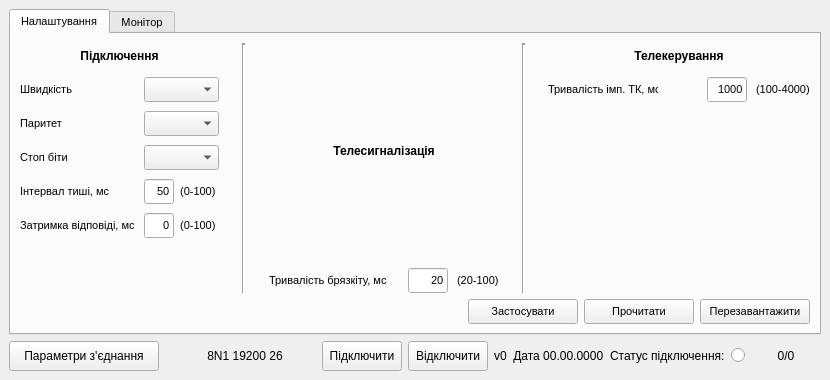
Qt form mdio.ui (Goodjamp/Mdio) before a commit.
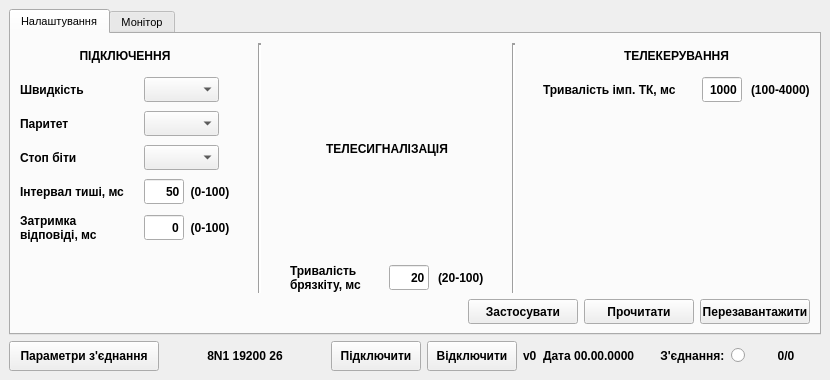
The same form after that commit. The open tabs and pages were chosen to show the change.

The edit to the form file:
```diff
--- a/mdio.ui
+++ b/mdio.ui
@@ -79,7 +79,7 @@
                </font>
               </property>
               <property name="text">
-               <string>Підключення</string>
+               <string>ПІДКЛЮЧЕННЯ</string>
               </property>
               <property name="alignment">
                <set>Qt::AlignCenter</set>
@@ -134,6 +134,13 @@
                   <height>25</height>
                  </size>
                 </property>
+                <property name="font">
+                 <font>
+                  <pointsize>9</pointsize>
+                  <weight>75</weight>
+                  <bold>true</bold>
+                 </font>
+                </property>
                 <property name="text">
                  <string>Інтервал тиші, мс</string>
                 </property>
@@ -153,6 +160,13 @@
                   <height>25</height>
                  </size>
                 </property>
+                <property name="font">
+                 <font>
+                  <pointsize>9</pointsize>
+                  <weight>75</weight>
+                  <bold>true</bold>
+                 </font>
+                </property>
                 <property name="text">
                  <string>Стоп біти</string>
                 </property>
@@ -172,6 +186,13 @@
                   <height>25</height>
                  </size>
                 </property>
+                <property name="font">
+                 <font>
+                  <pointsize>9</pointsize>
+                  <weight>75</weight>
+                  <bold>true</bold>
+                 </font>
+                </property>
                 <property name="text">
                  <string>Швидкість</string>
                 </property>
@@ -191,6 +212,13 @@
                   <height>25</height>
                  </size>
                 </property>
+                <property name="font">
+                 <font>
+                  <pointsize>9</pointsize>
+                  <weight>75</weight>
+                  <bold>true</bold>
+                 </font>
+                </property>
                 <property name="text">
                  <string>Паритет</string>
                 </property>
@@ -217,17 +245,25 @@
                 <property name="minimumSize">
                  <size>
                   <width>115</width>
-                  <height>25</height>
+                  <height>30</height>
                  </size>
                 </property>
                 <property name="maximumSize">
                  <size>
                   <width>115</width>
-                  <height>25</height>
+                  <height>30</height>
                  </size>
                 </property>
+                <property name="font">
+                 <font>
+                  <pointsize>9</pointsize>
+                  <weight>75</weight>
+                  <bold>true</bold>
+                 </font>
+                </property>
                 <property name="text">
-                 <string>Затримка відповіді, мс</string>
+                 <string>Затримка
+відповіді, мс</string>
                 </property>
                </widget>
               </item>
@@ -243,16 +279,23 @@
                  <widget class="QLineEdit" name="leSilentInterval">
                   <property name="minimumSize">
                    <size>
-                    <width>30</width>
+                    <width>40</width>
                     <height>25</height>
                    </size>
                   </property>
                   <property name="maximumSize">
                    <size>
-                    <width>30</width>
+                    <width>40</width>
                     <height>25</height>
                    </size>
                   </property>
+                  <property name="font">
+                   <font>
+                    <pointsize>9</pointsize>
+                    <weight>75</weight>
+                    <bold>true</bold>
+                   </font>
+                  </property>
                   <property name="text">
                    <string>50</string>
                   </property>
@@ -263,6 +306,13 @@
                 </item>
                 <item>
                  <widget class="QLabel" name="label_10">
+                  <property name="font">
+                   <font>
+                    <pointsize>9</pointsize>
+                    <weight>75</weight>
+                    <bold>true</bold>
+                   </font>
+                  </property>
                   <property name="text">
                    <string>  (0-100)</string>
                   </property>
@@ -295,16 +345,23 @@
                  <widget class="QLineEdit" name="leReplyDelay">
                   <property name="minimumSize">
                    <size>
-                    <width>30</width>
+                    <width>40</width>
                     <height>25</height>
                    </size>
                   </property>
                   <property name="maximumSize">
                    <size>
-                    <width>30</width>
+                    <width>40</width>
                     <height>25</height>
                    </size>
                   </property>
+                  <property name="font">
+                   <font>
+                    <pointsize>9</pointsize>
+                    <weight>75</weight>
+                    <bold>true</bold>
+                   </font>
+                  </property>
                   <property name="text">
                    <string>0</string>
                   </property>
@@ -315,6 +372,13 @@
                 </item>
                 <item>
                  <widget class="QLabel" name="label_11">
+                  <property name="font">
+                   <font>
+                    <pointsize>9</pointsize>
+                    <weight>75</weight>
+                    <bold>true</bold>
+                   </font>
+                  </property>
                   <property name="text">
                    <string>  (0-100)</string>
                   </property>
@@ -415,7 +479,7 @@
                </font>
               </property>
               <property name="text">
-               <string>Телесигналізація</string>
+               <string>ТЕЛЕСИГНАЛІЗАЦІЯ</string>
               </property>
               <property name="alignment">
                <set>Qt::AlignCenter</set>
@@ -438,6 +502,13 @@
                   <height>25</height>
                  </size>
                 </property>
+                <property name="font">
+                 <font>
+                  <pointsize>9</pointsize>
+                  <weight>75</weight>
+                  <bold>true</bold>
+                 </font>
+                </property>
                 <property name="text">
                  <string>20</string>
                 </property>
@@ -450,18 +521,26 @@
                <widget class="QLabel" name="lBounceTimeoute">
                 <property name="minimumSize">
                  <size>
-                  <width>130</width>
-                  <height>25</height>
+                  <width>90</width>
+                  <height>30</height>
                  </size>
                 </property>
                 <property name="maximumSize">
                  <size>
-                  <width>130</width>
-                  <height>25</height>
+                  <width>90</width>
+                  <height>30</height>
                  </size>
                 </property>
+                <property name="font">
+                 <font>
+                  <pointsize>9</pointsize>
+                  <weight>75</weight>
+                  <bold>true</bold>
+                 </font>
+                </property>
                 <property name="text">
-                 <string>Тривалість брязкіту, мс</string>
+                 <string>Тривалість
+брязкіту, мс</string>
                 </property>
                </widget>
               </item>
@@ -480,6 +559,13 @@
               </item>
               <item row="0" column="3">
                <widget class="QLabel" name="label_8">
+                <property name="font">
+                 <font>
+                  <pointsize>9</pointsize>
+                  <weight>75</weight>
+                  <bold>true</bold>
+                 </font>
+                </property>
                 <property name="text">
                  <string>(20-100)</string>
                 </property>
@@ -552,7 +638,7 @@
                </font>
               </property>
               <property name="text">
-               <string>Телекерування</string>
+               <string>ТЕЛЕКЕРУВАННЯ</string>
               </property>
               <property name="alignment">
                <set>Qt::AlignCenter</set>
@@ -565,16 +651,23 @@
                <widget class="QLabel" name="lBounceTimeoute_2">
                 <property name="minimumSize">
                  <size>
-                  <width>110</width>
+                  <width>140</width>
                   <height>25</height>
                  </size>
                 </property>
                 <property name="maximumSize">
                  <size>
-                  <width>110</width>
+                  <width>140</width>
                   <height>25</height>
                  </size>
                 </property>
+                <property name="font">
+                 <font>
+                  <pointsize>9</pointsize>
+                  <weight>75</weight>
+                  <bold>true</bold>
+                 </font>
+                </property>
                 <property name="text">
                  <string>Тривалість імп. ТК, мс</string>
                 </property>
@@ -587,7 +680,7 @@
                 </property>
                 <property name="sizeHint" stdset="0">
                  <size>
-                  <width>40</width>
+                  <width>10</width>
                   <height>20</height>
                  </size>
                 </property>
@@ -607,6 +700,13 @@
                   <height>25</height>
                  </size>
                 </property>
+                <property name="font">
+                 <font>
+                  <pointsize>9</pointsize>
+                  <weight>75</weight>
+                  <bold>true</bold>
+                 </font>
+                </property>
                 <property name="text">
                  <string>1000</string>
                 </property>
@@ -617,6 +717,13 @@
               </item>
               <item row="0" column="3">
                <widget class="QLabel" name="label_9">
+                <property name="font">
+                 <font>
+                  <pointsize>9</pointsize>
+                  <weight>75</weight>
+                  <bold>true</bold>
+                 </font>
+                </property>
                 <property name="text">
                  <string>(100-4000)</string>
                 </property>
@@ -670,6 +777,13 @@
               <height>25</height>
              </size>
             </property>
+            <property name="font">
+             <font>
+              <pointsize>9</pointsize>
+              <weight>75</weight>
+              <bold>true</bold>
+             </font>
+            </property>
             <property name="text">
              <string>Застосувати</string>
             </property>
@@ -689,6 +803,13 @@
               <height>25</height>
              </size>
             </property>
+            <property name="font">
+             <font>
+              <pointsize>9</pointsize>
+              <weight>75</weight>
+              <bold>true</bold>
+             </font>
+            </property>
             <property name="text">
              <string>Прочитати</string>
             </property>
@@ -708,6 +829,13 @@
               <height>25</height>
              </size>
             </property>
+            <property name="font">
+             <font>
+              <pointsize>9</pointsize>
+              <weight>75</weight>
+              <bold>true</bold>
+             </font>
+            </property>
             <property name="text">
              <string>Перезавантажити</string>
             </property>
@@ -1108,6 +1236,13 @@
           <height>30</height>
          </size>
         </property>
+        <property name="font">
+         <font>
+          <pointsize>9</pointsize>
+          <weight>75</weight>
+          <bold>true</bold>
+         </font>
+        </property>
         <property name="text">
          <string>Параметри з'єднання</string>
         </property>
@@ -1127,6 +1262,13 @@
           <height>25</height>
          </size>
         </property>
+        <property name="font">
+         <font>
+          <pointsize>9</pointsize>
+          <weight>75</weight>
+          <bold>true</bold>
+         </font>
+        </property>
         <property name="text">
          <string>8N1 19200 26</string>
         </property>
@@ -1139,16 +1281,23 @@
        <widget class="QPushButton" name="pbConnect">
         <property name="minimumSize">
          <size>
-          <width>80</width>
+          <width>90</width>
           <height>30</height>
          </size>
         </property>
         <property name="maximumSize">
          <size>
-          <width>80</width>
+          <width>90</width>
           <height>30</height>
          </size>
         </property>
+        <property name="font">
+         <font>
+          <pointsize>9</pointsize>
+          <weight>75</weight>
+          <bold>true</bold>
+         </font>
+        </property>
         <property name="text">
          <string>Підключити</string>
         </property>
@@ -1158,16 +1307,23 @@
        <widget class="QPushButton" name="pbDisconnect">
         <property name="minimumSize">
          <size>
-          <width>80</width>
+          <width>90</width>
           <height>30</height>
          </size>
         </property>
         <property name="maximumSize">
          <size>
-          <width>80</width>
+          <width>90</width>
           <height>30</height>
          </size>
         </property>
+        <property name="font">
+         <font>
+          <pointsize>9</pointsize>
+          <weight>75</weight>
+          <bold>true</bold>
+         </font>
+        </property>
         <property name="text">
          <string>Відключити</string>
         </property>
@@ -1175,11 +1331,44 @@
       </item>
       <item>
        <widget class="QLabel" name="lDeviceMetaInfo">
+        <property name="font">
+         <font>
+          <pointsize>9</pointsize>
+          <weight>75</weight>
+          <bold>true</bold>
+         </font>
+        </property>
         <property name="text">
          <string>v0  Дата 00.00.0000</string>
         </property>
        </widget>
       </item>
+      <item>
+       <spacer name="horizontalSpacer_12">
+        <property name="orientation">
+         <enum>Qt::Horizontal</enum>
+        </property>
+        <property name="sizeHint" stdset="0">
+         <size>
+          <width>40</width>
+          <height>20</height>
+         </size>
+        </property>
+       </spacer>
+      </item>
+      <item>
+       <spacer name="horizontalSpacer_13">
+        <property name="orientation">
+         <enum>Qt::Horizontal</enum>
+        </property>
+        <property name="sizeHint" stdset="0">
+         <size>
+          <width>40</width>
+          <height>20</height>
+         </size>
+        </property>
+       </spacer>
+      </item>
       <item>
        <spacer name="horizontalSpacer">
         <property name="orientation">
@@ -1195,8 +1384,15 @@
       </item>
       <item>
        <widget class="QLabel" name="lConnectionStatus">
+        <property name="font">
+         <font>
+          <pointsize>9</pointsize>
+          <weight>75</weight>
+          <bold>true</bold>
+         </font>
+        </property>
         <property name="text">
-         <string>Статус підключення:</string>
+         <string> З'єднання:</string>
         </property>
        </widget>
       </item>
@@ -1221,6 +1417,13 @@
           <height>25</height>
          </size>
         </property>
+        <property name="font">
+         <font>
+          <pointsize>9</pointsize>
+          <weight>75</weight>
+          <bold>true</bold>
+         </font>
+        </property>
         <property name="text">
          <string>0/0</string>
         </property>
```
Left out of the diff: 85 changed lines with no effect on the pictures.
